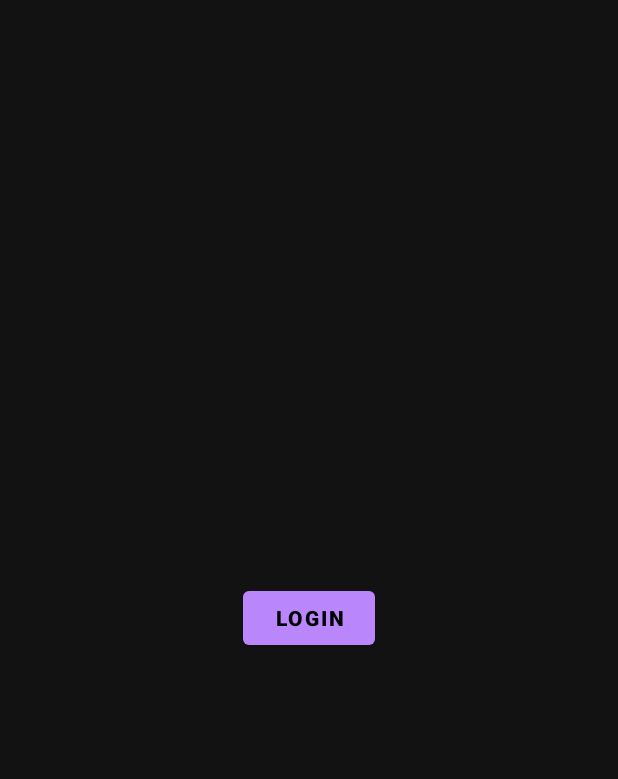
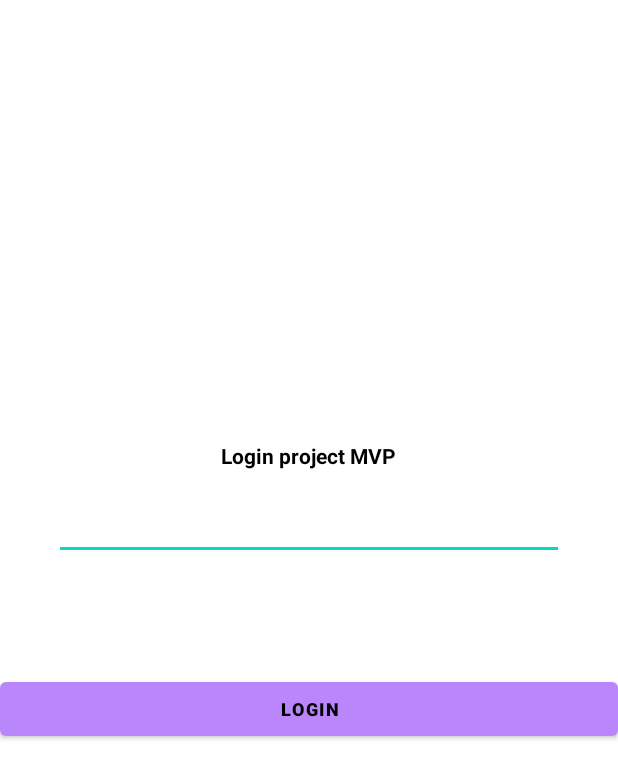
Before and after one commit to programingmehdidehghani/MvpLogin, an Android app: the screen it shows after launch (MainActivity before the commit, LoginActivity after it), after a tap on "LOGIN", on a phone screen of 412 x 824 dp. Shown: the top 779 px of the screen. Run offline under Robolectric (Android 15) with nearby library versions, the phone set to English and light mode, and no system bars.

Commit message:
try make ui login

```diff
--- a/app/src/main/AndroidManifest.xml
+++ b/app/src/main/AndroidManifest.xml
@@ -13,7 +13,7 @@
         android:theme="@style/Theme.MvpLogin"
         tools:targetApi="31">
         <activity
-            android:name=".LoginActivity"
+            android:name=".login.view.LoginActivity"
             android:exported="false">
             <meta-data
                 android:name="android.app.lib_name"
--- a/app/src/main/res/layout/activity_login.xml
+++ b/app/src/main/res/layout/activity_login.xml
@@ -44,6 +44,24 @@
             android:layout_width="match_parent"
             android:layout_height="wrap_content"/>
 
+        <Button
+            android:id="@+id/btn_login"
+            android:text="Login"
+            android:layout_marginTop="15dp"
+            android:textStyle="bold"
+            android:textSize="12sp"
+            android:textColor="@color/black"
+            android:layout_width="match_parent"
+            android:layout_height="wrap_content"/>
+
+        <TextView
+            android:id="@+id/tv_result_view_login_info"
+            android:textSize="7pt"
+            android:layout_marginTop="12dp"
+            android:textColor="@color/black"
+            android:layout_width="wrap_content"
+            android:layout_height="wrap_content"/>
+
     </LinearLayout>
 
 </FrameLayout>
```
